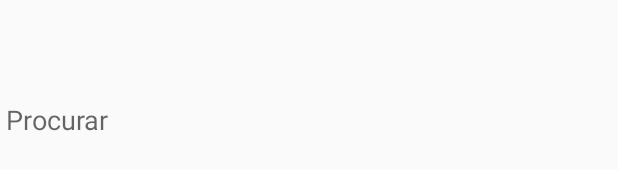
After one commit to hugu18/Prototipo, an Android app: the layout actionbar_view.xml on its own in the app's theme, with its tools: preview values and no code run, on a phone screen of 412 x 824 dp. The commit adds this screen. Shown: the part 498-668 px from the top of the screen. Run offline under Robolectric (Android 15) with nearby library versions, the phone set to English and light mode, and no system bars.

Commit message:
nao me lembro

```diff
--- /dev/null
+++ b/app/src/main/res/layout/actionbar_view.xml
@@ -0,0 +1,10 @@
+<?xml version="1.0" encoding="utf-8"?>
+<EditText xmlns:android="http://schemas.android.com/apk/res/android"
+    android:id="@+id/searchfield"
+    android:layout_width="match_parent"
+    android:layout_height="match_parent"
+    android:inputType="textFilter"
+    android:backgroundTint="@color/white"
+    android:hint="Procurar">
+
+</EditText>
--- a/app/src/main/res/layout/activity_main_page.xml
+++ b/app/src/main/res/layout/activity_main_page.xml
@@ -99,6 +99,7 @@
             </android.support.constraint.ConstraintLayout>
 
             <android.support.constraint.ConstraintLayout
+                android:id="@+id/mode1"
                 android:layout_width="match_parent"
                 android:layout_height="150dp">
 
@@ -168,6 +169,7 @@
             </android.support.constraint.ConstraintLayout>
 
             <android.support.constraint.ConstraintLayout
+                android:id="@+id/mode2"
                 android:layout_width="match_parent"
                 android:layout_height="150dp">
 
@@ -237,6 +239,7 @@
             </android.support.constraint.ConstraintLayout>
 
             <android.support.constraint.ConstraintLayout
+                android:id="@+id/mode3"
                 android:layout_width="match_parent"
                 android:layout_height="150dp">
 
@@ -306,6 +309,7 @@
             </android.support.constraint.ConstraintLayout>
 
             <android.support.constraint.ConstraintLayout
+                android:id="@+id/mode4"
                 android:layout_width="match_parent"
                 android:layout_height="150dp">
 
--- a/app/src/main/res/menu/mymenu.xml
+++ b/app/src/main/res/menu/mymenu.xml
@@ -13,4 +13,5 @@
         app:showAsAction="always"
         android:icon="@mipmap/add_white"
         />
+
 </menu>
--- a/app/src/main/res/values/colors.xml
+++ b/app/src/main/res/values/colors.xml
@@ -7,6 +7,9 @@
     <color name="colorPrimaryDarkOriginal">#303F9F</color>
 
     <color name="colorAccent">#FF4081</color>
+    <color name="black">#000000</color>
+    <color name="white">#ffffff</color>
 
     <color name="black_overlay">#66000000</color>
+
 </resources>
--- a/app/src/main/res/values/styles.xml
+++ b/app/src/main/res/values/styles.xml
@@ -31,4 +31,8 @@
         <item name="android:windowFullscreen">true</item>
         <item name="android:windowContentOverlay">@null</item>
     </style>
+
+    <style name="MyDialogTheme" parent="Theme.AppCompat.Light.Dialog.Alert">
+        <item name="android:background">@color/black</item>
+    </style>
 </resources>
```
Also changed, not shown: app/src/main/java/com/example/utilizador/prototipo/MainPageActivity.java (+46 -2 lines).
